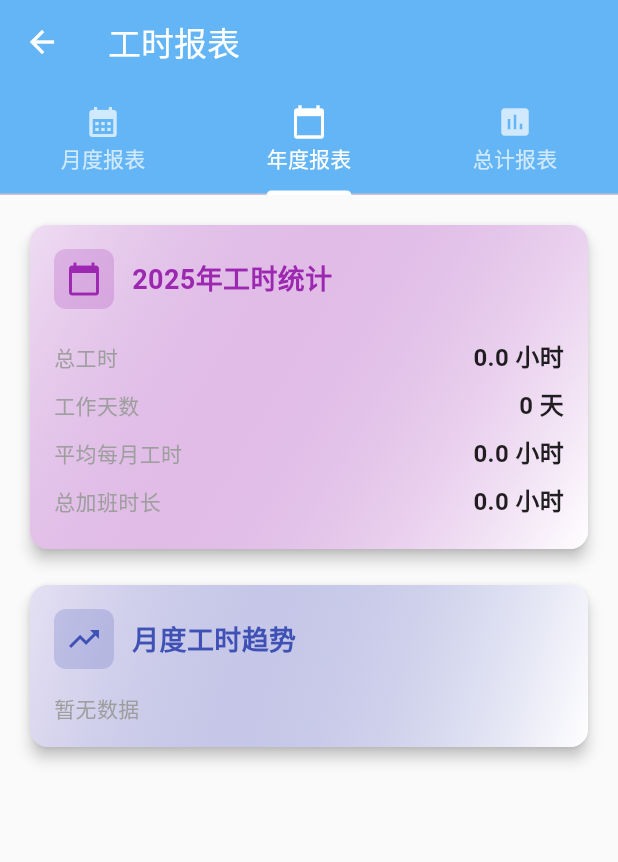
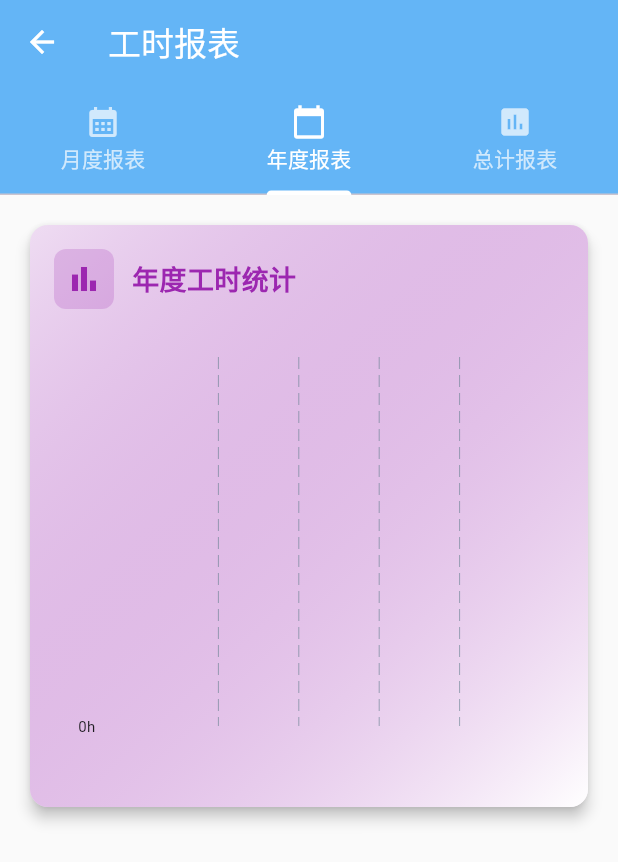
Before and after one commit to One-Mio/OneOS-Flutter, a Flutter app: the WorkingHoursReportsPage screen opened directly, tab 2 chosen, on a phone screen of 412 x 824 dp. Shown: the top 862 px of the screen. Run offline on Flutter 3.47's test engine with Material 3 defaults, Android fonts, the phone set to English and light mode, and no system bars; drawn by our look-alikes of fl_chart; our stand-ins replace device_info_plus, get, pocketbase, shared_preferences; accounts and stored records are empty; network calls fail.

Commit message:
重新设计工时报表：添加柱形图展示月度和年度数据
- 将月度报表改为显示最近12个月的工时数据柱形图
- 将年度报表改为显示所有年份的工时数据柱形图
- 添加fl_chart依赖用于绘制图表
- 修复fl_chart API兼容性问题
- 优化数据展示方式，更直观地显示工时趋势

```diff
--- a/lib/pages/working_hours_reports_page.dart
+++ b/lib/pages/working_hours_reports_page.dart
@@ -1,5 +1,6 @@
 import 'package:flutter/material.dart';
 import 'package:get/get.dart';
+import 'package:fl_chart/fl_chart.dart';
 import '../controllers/working_hour_controller.dart';
 import '../models/working_hour_model.dart';
 
@@ -61,39 +62,76 @@ class _WorkingHoursReportsPageState extends State<WorkingHoursReportsPage>
 
   Widget _buildMonthlyReport() {
     return Obx(() {
-      final monthlyData = _getMonthlyReportData();
+      final monthlyData = _getMonthlyChartData();
       return SingleChildScrollView(
         padding: const EdgeInsets.all(16),
         child: Column(
           crossAxisAlignment: CrossAxisAlignment.start,
           children: [
             _buildReportCard(
-              title: '本月工时统计',
-              icon: Icons.calendar_month,
+              title: '月度工时统计',
+              icon: Icons.bar_chart,
               color: Colors.blue,
               children: [
-                _buildStatItem('总工时', '${monthlyData['totalHours']?.toStringAsFixed(1) ?? '0.0'} 小时'),
-                _buildStatItem('工作天数', '${monthlyData['workDays'] ?? 0} 天'),
-                _buildStatItem('平均每日工时', '${monthlyData['avgHours']?.toStringAsFixed(1) ?? '0.0'} 小时'),
-                _buildStatItem('加班时长', '${((monthlyData['overtimeHours'] ?? 0) / 60).toStringAsFixed(1)} 小时'),
-              ],
-            ),
-            const SizedBox(height: 16),
-            _buildReportCard(
-              title: '班次分布',
-              icon: Icons.schedule,
-              color: Colors.green,
-              children: [
-                ..._buildShiftDistribution(monthlyData['shiftDistribution'] ?? {}),
-              ],
-            ),
-            const SizedBox(height: 16),
-            _buildReportCard(
-              title: '工作日类型分布',
-              icon: Icons.work,
-              color: Colors.orange,
-              children: [
-                ..._buildWorkDayTypeDistribution(monthlyData['workDayTypeDistribution'] ?? {}),
+                Container(
+                  height: 300,
+                  padding: const EdgeInsets.all(16),
+                  child: BarChart(
+                    BarChartData(
+                      alignment: BarChartAlignment.spaceAround,
+                      maxY: monthlyData['maxY'],
+                      barTouchData: BarTouchData(
+                        touchTooltipData: BarTouchTooltipData(
+                          getTooltipColor: (group) => Colors.blueGrey,
+                          getTooltipItem: (group, groupIndex, rod, rodIndex) {
+                            String month = monthlyData['months'][groupIndex];
+                            return BarTooltipItem(
+                              '$month\n${rod.toY.toStringAsFixed(1)}小时',
+                              const TextStyle(color: Colors.white),
+                            );
+                          },
+                        ),
+                      ),
+                      titlesData: FlTitlesData(
+                        show: true,
+                        rightTitles: const AxisTitles(sideTitles: SideTitles(showTitles: false)),
+                        topTitles: const AxisTitles(sideTitles: SideTitles(showTitles: false)),
+                        bottomTitles: AxisTitles(
+                          sideTitles: SideTitles(
+                            showTitles: true,
+                            getTitlesWidget: (value, meta) {
+                              final months = monthlyData['months'] as List<String>;
+                              if (value.toInt() >= 0 && value.toInt() < months.length) {
+                                return Padding(
+                                  padding: const EdgeInsets.only(top: 8.0),
+                                  child: Text(
+                                    months[value.toInt()],
+                                    style: const TextStyle(fontSize: 12),
+                                  ),
+                                );
+                              }
+                              return const Text('');
+                            },
+                          ),
+                        ),
+                        leftTitles: AxisTitles(
+                          sideTitles: SideTitles(
+                            showTitles: true,
+                            reservedSize: 40,
+                            getTitlesWidget: (value, meta) {
+                              return Text(
+                                '${value.toInt()}h',
+                                style: const TextStyle(fontSize: 10),
+                              );
+                            },
+                          ),
+                        ),
+                      ),
+                      borderData: FlBorderData(show: false),
+                      barGroups: monthlyData['barGroups'],
+                    ),
+                  ),
+                ),
               ],
             ),
           ],
@@ -104,30 +142,76 @@ class _WorkingHoursReportsPageState extends State<WorkingHoursReportsPage>
 
   Widget _buildYearlyReport() {
     return Obx(() {
-      final yearlyData = _getYearlyReportData();
+      final yearlyData = _getYearlyChartData();
       return SingleChildScrollView(
         padding: const EdgeInsets.all(16),
         child: Column(
           crossAxisAlignment: CrossAxisAlignment.start,
           children: [
             _buildReportCard(
-              title: '${DateTime.now().year}年工时统计',
-              icon: Icons.calendar_today,
+              title: '年度工时统计',
+              icon: Icons.bar_chart,
               color: Colors.purple,
               children: [
-                _buildStatItem('总工时', '${yearlyData['totalHours']?.toStringAsFixed(1) ?? '0.0'} 小时'),
-                _buildStatItem('工作天数', '${yearlyData['workDays'] ?? 0} 天'),
-                _buildStatItem('平均每月工时', '${yearlyData['avgMonthlyHours']?.toStringAsFixed(1) ?? '0.0'} 小时'),
-                _buildStatItem('总加班时长', '${((yearlyData['overtimeHours'] ?? 0) / 60).toStringAsFixed(1)} 小时'),
-              ],
-            ),
-            const SizedBox(height: 16),
-            _buildReportCard(
-              title: '月度工时趋势',
-              icon: Icons.trending_up,
-              color: Colors.indigo,
-              children: [
-                ..._buildMonthlyTrend(yearlyData['monthlyTrend'] ?? {}),
+                Container(
+                  height: 300,
+                  padding: const EdgeInsets.all(16),
+                  child: BarChart(
+                    BarChartData(
+                      alignment: BarChartAlignment.spaceAround,
+                      maxY: yearlyData['maxY'],
+                      barTouchData: BarTouchData(
+                        touchTooltipData: BarTouchTooltipData(
+                          getTooltipColor: (group) => Colors.purple,
+                          getTooltipItem: (group, groupIndex, rod, rodIndex) {
+                            String year = yearlyData['years'][groupIndex];
+                            return BarTooltipItem(
+                              '$year年\n${rod.toY.toStringAsFixed(1)}小时',
+                              const TextStyle(color: Colors.white),
+                            );
+                          },
+                        ),
+                      ),
+                      titlesData: FlTitlesData(
+                        show: true,
+                        rightTitles: const AxisTitles(sideTitles: SideTitles(showTitles: false)),
+                        topTitles: const AxisTitles(sideTitles: SideTitles(showTitles: false)),
+                        bottomTitles: AxisTitles(
+                          sideTitles: SideTitles(
+                            showTitles: true,
+                            getTitlesWidget: (value, meta) {
+                              final years = yearlyData['years'] as List<String>;
+                              if (value.toInt() >= 0 && value.toInt() < years.length) {
+                                return Padding(
+                                  padding: const EdgeInsets.only(top: 8.0),
+                                  child: Text(
+                                    years[value.toInt()],
+                                    style: const TextStyle(fontSize: 12),
+                                  ),
+                                );
+                              }
+                              return const Text('');
+                            },
+                          ),
+                        ),
+                        leftTitles: AxisTitles(
+                          sideTitles: SideTitles(
+                            showTitles: true,
+                            reservedSize: 40,
+                            getTitlesWidget: (value, meta) {
+                              return Text(
+                                '${value.toInt()}h',
+                                style: const TextStyle(fontSize: 10),
+                              );
+                            },
+                          ),
+                        ),
+                      ),
+                      borderData: FlBorderData(show: false),
+                      barGroups: yearlyData['barGroups'],
+                    ),
+                  ),
+                ),
               ],
             ),
           ],
@@ -252,116 +336,114 @@ class _WorkingHoursReportsPageState extends State<WorkingHoursReportsPage>
     );
   }
 
-  List<Widget> _buildShiftDistribution(Map<String, int> distribution) {
-    if (distribution.isEmpty) {
-      return [const Text('暂无数据', style: TextStyle(color: Colors.grey))];
+
+
+  Map<String, dynamic> _getMonthlyChartData() {
+    // 获取所有记录并按月份分组
+    Map<String, int> monthlyMinutes = {};
+
+    for (var record in controller.workingHours) {
+      final recordDate = DateTime.parse(record.date);
+      final monthKey = '${recordDate.year}-${recordDate.month.toString().padLeft(2, '0')}';
+      monthlyMinutes[monthKey] = (monthlyMinutes[monthKey] ?? 0) + record.dailyWorkingMinutes;
     }
 
-    return distribution.entries.map((entry) {
-      return _buildStatItem('${entry.key}班', '${entry.value} 天');
-    }).toList();
-  }
+    // 按时间排序并取最近12个月
+    final sortedEntries = monthlyMinutes.entries.toList()
+      ..sort((a, b) => a.key.compareTo(b.key));
 
-  List<Widget> _buildWorkDayTypeDistribution(Map<String, int> distribution) {
-    if (distribution.isEmpty) {
-      return [const Text('暂无数据', style: TextStyle(color: Colors.grey))];
-    }
+    final recentEntries = sortedEntries.length > 12
+        ? sortedEntries.sublist(sortedEntries.length - 12)
+        : sortedEntries;
 
-    return distribution.entries.map((entry) {
-      return _buildStatItem(entry.key, '${entry.value} 天');
-    }).toList();
-  }
+    List<String> months = [];
+    List<BarChartGroupData> barGroups = [];
+    double maxY = 0;
 
-  List<Widget> _buildMonthlyTrend(Map<int, double> trend) {
-    if (trend.isEmpty) {
-      return [const Text('暂无数据', style: TextStyle(color: Colors.grey))];
-    }
+    for (int i = 0; i < recentEntries.length; i++) {
+      final entry = recentEntries[i];
+      final parts = entry.key.split('-');
+      final year = parts[0];
+      final month = parts[1];
+      final monthName = '${year.substring(2)}年${month}月';
 
-    return trend.entries.map((entry) {
-      return _buildStatItem('${entry.key}月', '${(entry.value / 60).toStringAsFixed(1)} 小时');
-    }).toList();
-  }
+      final hours = entry.value / 60.0;
+      if (hours > maxY) maxY = hours;
 
-  Map<String, dynamic> _getMonthlyReportData() {
-    final currentMonth = DateTime.now().month;
-    final currentYear = DateTime.now().year;
-
-    final monthlyRecords = controller.workingHours.where((record) {
-      final recordDate = DateTime.parse(record.date);
-      return recordDate.month == currentMonth && recordDate.year == currentYear;
-    }).toList();
-
-    if (monthlyRecords.isEmpty) {
-      return {
-        'totalHours': 0.0,
-        'workDays': 0,
-        'avgHours': 0.0,
-        'overtimeHours': 0.0,
-        'shiftDistribution': <String, int>{},
-        'workDayTypeDistribution': <String, int>{},
-      };
-    }
-
-    double totalMinutes = 0.0;
-    int overtimeHours = 0;
-    Map<String, int> shiftDistribution = {};
-    Map<String, int> workDayTypeDistribution = {};
-
-    for (var record in monthlyRecords) {
-      totalMinutes += record.dailyWorkingMinutes;
-      overtimeHours += record.overtimeHours;
-
-      String shiftType = record.dayShift ? '白班' : '夜班';
-      shiftDistribution[shiftType] = (shiftDistribution[shiftType] ?? 0) + 1;
-      workDayTypeDistribution[record.workDayType] = (workDayTypeDistribution[record.workDayType] ?? 0) + 1;
+      months.add(monthName);
+      barGroups.add(
+        BarChartGroupData(
+          x: i,
+          barRods: [
+            BarChartRodData(
+              toY: hours,
+              color: Colors.blue,
+              width: 16,
+              borderRadius: const BorderRadius.only(
+                topLeft: Radius.circular(4),
+                topRight: Radius.circular(4),
+              ),
+            ),
+          ],
+        ),
+      );
     }
 
     return {
-      'totalHours': totalMinutes / 60,
-      'workDays': monthlyRecords.length,
-      'avgHours': (totalMinutes / 60) / monthlyRecords.length,
-      'overtimeHours': overtimeHours,
-      'shiftDistribution': shiftDistribution,
-      'workDayTypeDistribution': workDayTypeDistribution,
+      'months': months,
+      'barGroups': barGroups,
+      'maxY': maxY * 1.2, // 留出20%的空间
     };
   }
 
-  Map<String, dynamic> _getYearlyReportData() {
-    final currentYear = DateTime.now().year;
+  Map<String, dynamic> _getYearlyChartData() {
+    // 获取所有记录并按年份分组
+    Map<String, int> yearlyMinutes = {};
 
-    final yearlyRecords = controller.workingHours.where((record) {
+    for (var record in controller.workingHours) {
       final recordDate = DateTime.parse(record.date);
-      return recordDate.year == currentYear;
-    }).toList();
-
-    if (yearlyRecords.isEmpty) {
-      return {
-        'totalHours': 0.0,
-        'workDays': 0,
-        'avgMonthlyHours': 0.0,
-        'overtimeHours': 0.0,
-        'monthlyTrend': <int, double>{},
-      };
+      final yearKey = recordDate.year.toString();
+      yearlyMinutes[yearKey] = (yearlyMinutes[yearKey] ?? 0) + record.dailyWorkingMinutes;
     }
 
-    double totalMinutes = 0.0;
-    int overtimeHours = 0;
-    Map<int, double> monthlyTrend = {};
+    // 按时间排序
+    final sortedEntries = yearlyMinutes.entries.toList()
+      ..sort((a, b) => a.key.compareTo(b.key));
 
-    for (var record in yearlyRecords) {
-      totalMinutes += record.dailyWorkingMinutes;
-      overtimeHours += record.overtimeHours;
+    List<String> years = [];
+    List<BarChartGroupData> barGroups = [];
+    double maxY = 0;
 
-      final month = DateTime.parse(record.date).month;
-      monthlyTrend[month] = (monthlyTrend[month] ?? 0.0) + record.dailyWorkingMinutes;
+    for (int i = 0; i < sortedEntries.length; i++) {
+      final entry = sortedEntries[i];
+      final year = entry.key;
+      final hours = entry.value / 60.0;
+
+      if (hours > maxY) maxY = hours;
+
+      years.add(year);
+      barGroups.add(
+        BarChartGroupData(
+          x: i,
+          barRods: [
+            BarChartRodData(
+              toY: hours,
+              color: Colors.purple,
+              width: 20,
+              borderRadius: const BorderRadius.only(
+                topLeft: Radius.circular(4),
+                topRight: Radius.circular(4),
+              ),
+            ),
+          ],
+        ),
+      );
     }
 
     return {
-      'totalHours': totalMinutes / 60,
-      'workDays': yearlyRecords.length,
-      'avgMonthlyHours': (totalMinutes / 60) / 12,
-      'overtimeHours': overtimeHours,
-      'monthlyTrend': monthlyTrend,
+      'years': years,
+      'barGroups': barGroups,
+      'maxY': maxY * 1.2, // 留出20%的空间
     };
   }
 
--- a/pubspec.yaml
+++ b/pubspec.yaml
@@ -20,6 +20,7 @@ dependencies:
   shared_preferences: ^2.2.2 # 用于持久化存储登录信息
   intl: ^0.20.2 # 用于日期格式化
   device_info_plus: ^10.1.0 # 用于获取设备信息
+  fl_chart: ^0.68.0 # 用于图表展示
 
 dev_dependencies:
   flutter_test:
```
Also changed, not shown: pubspec.lock.
